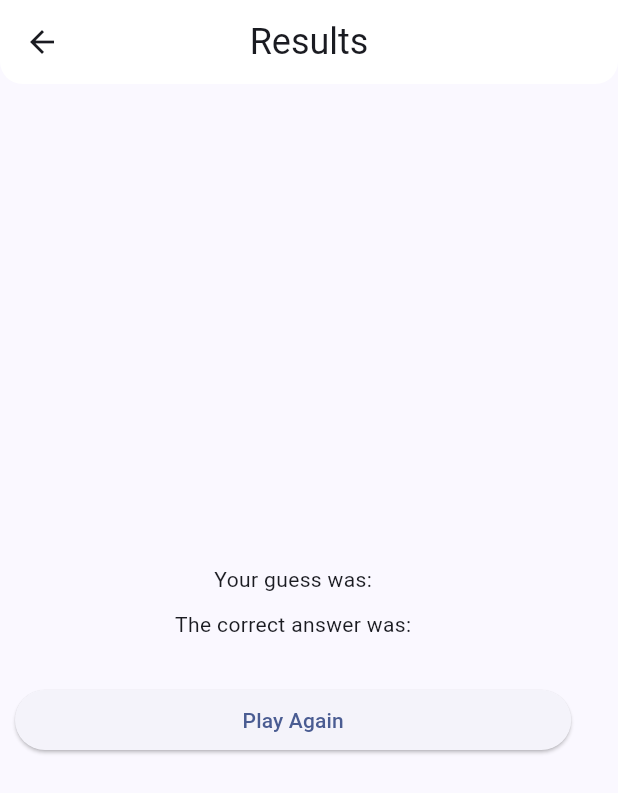
After one commit to simonerlic/colour-guesser, a Flutter app: the screen it shows after launch, after a tap on "Make Guess", on a phone screen of 412 x 824 dp. The commit adds this screen. Shown: the top 793 px of the screen. Run offline on Flutter 3.47's test engine with Material 2 defaults, Android fonts, the phone set to English and light mode, and no system bars.

Commit message:
Add temp "results page" with button leading to it

```diff
--- a/lib/main.dart
+++ b/lib/main.dart
@@ -2,6 +2,7 @@ import 'package:flutter/material.dart';
 import 'package:colour/models/hashDateToColor.dart';
 import 'package:colour/views/ColoredBoxWidget.dart';
 import 'package:colour/views/ColorSelectorWidget.dart';
+import 'package:colour/views/ResultsPage.dart';
 
 void main() {
   runApp(const MyApp());
@@ -104,7 +105,25 @@ class _MyHomePageState extends State<MyHomePage> {
             Text(
               selectedColor.toString(),
             ),
-            // Text($_selectedColor),
+            // Create a button saying "make guess" that will navigate to the
+            // results page
+            const SizedBox(
+              height: 30,
+            ),
+            SizedBox(
+              width: MediaQuery.of(context).size.width * 0.90,
+              child: ElevatedButton(
+                onPressed: () {
+                  Navigator.push(
+                    context,
+                    MaterialPageRoute(
+                      builder: (context) => const ResultsPage(),
+                    ),
+                  );
+                },
+                child: const Text("Make Guess"),
+              ),
+            ),
           ],
         ),
       ),
--- /dev/null
+++ b/lib/views/ResultsPage.dart
@@ -0,0 +1,51 @@
+// A new page that displays the user's guess and the correct answer
+
+import 'package:flutter/material.dart';
+
+class ResultsPage extends StatelessWidget {
+  const ResultsPage({Key? key}) : super(key: key);
+
+  @override
+  Widget build(BuildContext context) {
+    return Scaffold(
+      appBar: AppBar(
+        backgroundColor:
+            Colors.white, //Theme.of(context).colorScheme.inversePrimary,
+        shape: const RoundedRectangleBorder(
+          borderRadius: BorderRadius.vertical(
+            bottom: Radius.circular(15),
+          ),
+        ),
+        title: const Text("Results"),
+        centerTitle: true,
+        titleTextStyle: Theme.of(context).textTheme.headlineSmall,
+      ),
+      body: Padding(
+        padding: const EdgeInsets.all(10),
+        child: Column(
+          mainAxisAlignment: MainAxisAlignment.center,
+          crossAxisAlignment: CrossAxisAlignment.center,
+          children: [
+            const Text("Your guess was:"),
+            const SizedBox(
+              height: 10,
+            ),
+            const Text("The correct answer was:"),
+            const SizedBox(
+              height: 30,
+            ),
+            SizedBox(
+              width: MediaQuery.of(context).size.width * 0.90,
+              child: ElevatedButton(
+                onPressed: () {
+                  Navigator.pop(context);
+                },
+                child: const Text("Play Again"),
+              ),
+            ),
+          ],
+        ),
+      ),
+    );
+  }
+}
```
